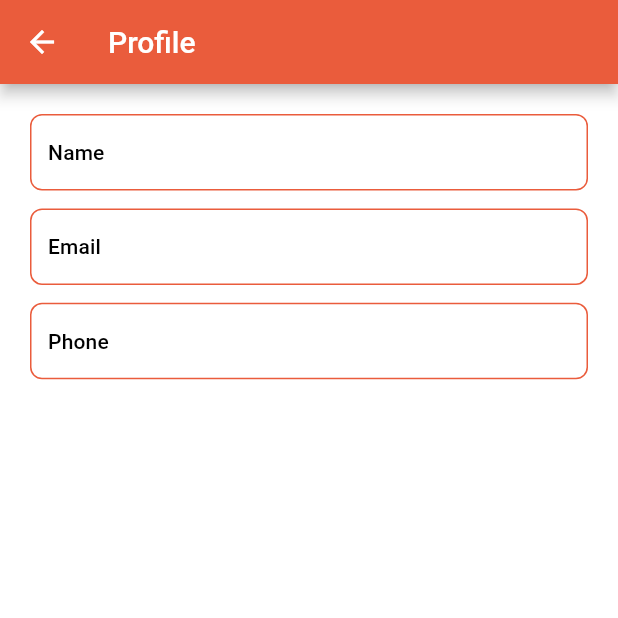
After one commit to mhanzla80/shz_test_phase, a Flutter app: the ViewProfileScreen screen opened by its route, on a phone screen of 412 x 824 dp, the top half of it. The commit adds this screen. Run offline on Flutter 3.47's test engine with Material 2 defaults, Android fonts, the light colour scheme and no system bars; drawn by our look-alikes of flutter_easyloading; our stand-ins replace cloud_firestore, firebase_auth, firebase_core, flutter_local_notifications, flutter_screenutil, font_awesome_flutter and 3 more; accounts and stored records are empty; Roboto replaces fonts that are missing (BerlinRounded).

Commit message:
add profile for parent

```diff
--- a/lib/providers/user_provider.dart
+++ b/lib/providers/user_provider.dart
@@ -12,12 +12,6 @@ class UserProvider extends ChangeNotifier {
 
   Future<void> logout() async {
     await FirebaseAuth.instance.signOut();
-    if (user?.email != null) {
-      userRepository.update(
-        user!.email,
-        {'onlineStatus': false, 'fcmToken': null},
-      );
-    }
     user = null;
     storage.removeUser();
     notifyListeners();
--- /dev/null
+++ b/lib/screens/module_parent/profile/view_profile_srceen.dart
@@ -0,0 +1,63 @@
+import 'package:playon/all_utils.dart';
+import 'package:playon/widgets/labeled_text_field.dart';
+
+class ViewProfileScreen extends StatefulWidget {
+  static const String routeName = '/ViewProfileScreen';
+  const ViewProfileScreen({super.key});
+
+  @override
+  State<ViewProfileScreen> createState() => _ViewProfileScreenState();
+}
+
+class _ViewProfileScreenState extends State<ViewProfileScreen> {
+  final _formKey = GlobalKey<FormState>();
+  final _nameController = TextEditingController();
+  final _emailController = TextEditingController();
+  final _phoneController = TextEditingController();
+
+  @override
+  void initState() {
+    super.initState();
+    _nameController.text = PrefsStorage.instance.user?.name ?? '';
+    _emailController.text = PrefsStorage.instance.user?.email ?? '';
+    _phoneController.text = PrefsStorage.instance.user?.phone ?? '';
+  }
+
+  @override
+  void dispose() {
+    _nameController.dispose();
+    _emailController.dispose();
+    _phoneController.dispose();
+
+    super.dispose();
+  }
+
+  @override
+  Widget build(BuildContext context) {
+    return Scaffold(
+      appBar: AppBar(title: const Text('Profile')),
+      body: Form(
+        key: _formKey,
+        child: ListView(
+          padding: const EdgeInsets.all(kDefaultPadding),
+          children: [
+            LabeledTextField(controller: _nameController, label: 'Name'),
+            const VerticalSpacing(of: 10),
+            LabeledTextField(
+              controller: _emailController,
+              label: 'Email',
+              keyboardType: TextInputType.emailAddress,
+            ),
+            const VerticalSpacing(of: 10),
+            LabeledTextField(
+              controller: _phoneController,
+              label: 'Phone',
+              keyboardType: TextInputType.phone,
+            ),
+            const VerticalSpacing(of: 10),
+          ],
+        ),
+      ),
+    );
+  }
+}
--- a/lib/utils/routes.dart
+++ b/lib/utils/routes.dart
@@ -8,6 +8,7 @@ import 'package:playon/screens/module_admin/view_data/view_children_screen.dart'
 import 'package:playon/screens/module_admin/view_data/view_hospitals_screen.dart';
 import 'package:playon/screens/module_hospital/view_appointments/view_appointments_screen.dart';
 import 'package:playon/screens/module_parent/change_password_screen.dart';
+import 'package:playon/screens/module_parent/profile/view_profile_srceen.dart';
 import 'package:playon/screens/notification/notification_screen.dart';
 
 final Map<String, WidgetBuilder> routes = {
@@ -23,4 +24,5 @@ final Map<String, WidgetBuilder> routes = {
   ViewHospitalsScreen.routeName: (context) => const ViewHospitalsScreen(),
   ChangePasswordScreen.routeName: (context) => const ChangePasswordScreen(),
   NotificationScreen.routeName: (context) => const NotificationScreen(),
+  ViewProfileScreen.routeName: (context) => const ViewProfileScreen(),
 };
```
Also changed, not shown: lib/screens/module_parent/profile/parent_profile.dart (+3 -12 lines).
